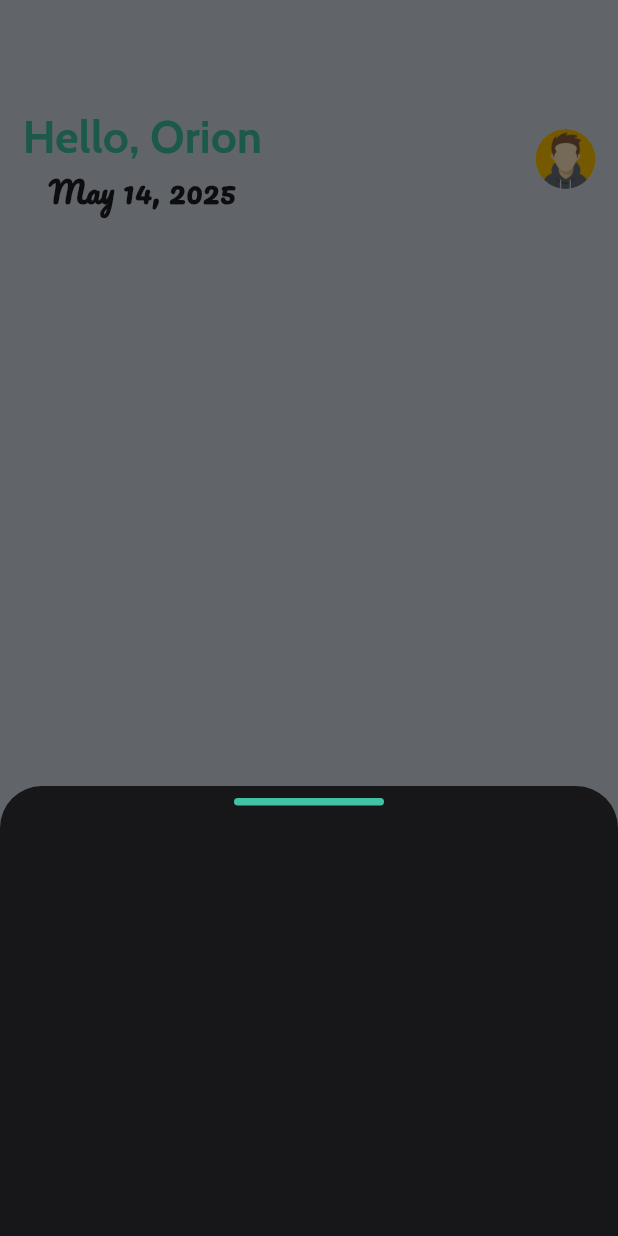
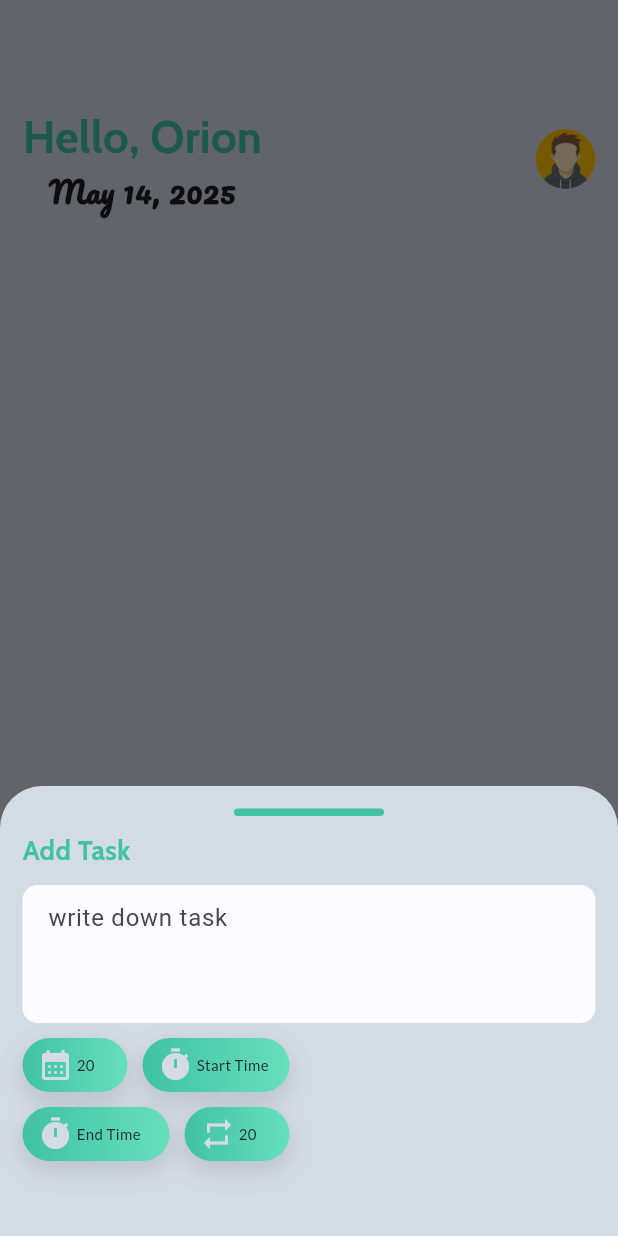
Before and after one commit to MyintMyatt/todolist, a Flutter app: the HomeScreen screen opened directly, after a tap on an icon or button, on a phone screen of 412 x 824 dp. Run offline on Flutter 3.47's test engine with Material 3 defaults, Android fonts, the light colour scheme and no system bars; our stand-ins replace flutter_advanced_switch, flutter_svg, font_awesome_flutter, get, get_storage, google_fonts and 1 more; missing offline and left inert: duration_picker; accounts and stored records are empty.

Commit message:
Second commit

```diff
--- a/lib/screens/home.dart
+++ b/lib/screens/home.dart
@@ -34,7 +34,7 @@ class HomeScreen extends StatelessWidget {
         backgroundColor: AppThemeData.greenColor,
         shape: RoundedRectangleBorder(borderRadius: BorderRadius.circular(30)),
         onPressed: () {
-          bottomSheet(theme, themeService);
+          bottomSheet(context, theme, themeService);
         },
         child: Icon(
           CupertinoIcons.add,
--- a/lib/themes/theme.dart
+++ b/lib/themes/theme.dart
@@ -20,13 +20,21 @@ class AppThemeData{
    static const Color whiteBgColor= Color(0xffd3dbe4);
    static const Color whiteColor = Color(0xfffcfbfe);
    static const Color greenColor = Color(0xff40c2a3);
+   static const Color gradientGreenColor = Color(0xff66e0bb);
+
    static const Color orangeColor = Color(0xfffd543b);
 
    TextStyle get largeTitleStyle {
       return GoogleFonts.cabin(textStyle: TextStyle(color: AppThemeData.greenColor, fontSize: 30, fontWeight: FontWeight.bold));
    }
+   TextStyle get subTitleStyle {
+      return GoogleFonts.cabin(textStyle: TextStyle(color: AppThemeData.greenColor, fontSize: 18, fontWeight: FontWeight.bold));
+   }
    TextStyle get normalTitleStyle {
       return GoogleFonts.pacifico(textStyle: TextStyle( fontSize: 20, fontWeight: FontWeight.bold));
+   }
+   TextStyle get smallTextStyle {
+      return GoogleFonts.lato(textStyle: TextStyle( fontSize: 10, fontWeight: FontWeight.normal, color: AppThemeData.blackColor));
    }
 
    TextStyle get buttonTextStyle {
--- a/lib/widgets/bottom_sheet.dart
+++ b/lib/widgets/bottom_sheet.dart
@@ -1,26 +1,72 @@
 import 'package:flutter/cupertino.dart';
+import 'package:flutter/material.dart';
 import 'package:get/get.dart';
 import 'package:todolists/services/theme_service.dart';
 import 'package:todolists/themes/theme.dart';
+import 'package:todolists/widgets/datepicker.dart';
+import 'package:todolists/widgets/reminder.dart';
+import 'package:todolists/widgets/time_small_widgets.dart';
 
-bottomSheet(AppThemeData theme, ThemeService themeService) {
+bottomSheet(BuildContext context,AppThemeData theme, ThemeService themeService) {
   Get.bottomSheet(
-    elevation: 10,
-      backgroundColor: AppThemeData.blackBgColor,
+      elevation: 20,
+      backgroundColor: Get.isDarkMode
+          ? AppThemeData.blackBgColor
+          : AppThemeData.whiteBgColor,
       SizedBox(
         width: double.infinity,
         height: 300,
         child: Padding(
-      padding: const EdgeInsets.all(8.0),
+          padding: const EdgeInsets.all(15.0),
           child: Column(
+            crossAxisAlignment: CrossAxisAlignment.start,
+            spacing: 10,
             children: [
-          Container(
+              Center(
+                child: Container(
                   width: 100,
                   height: 5,
                   decoration: BoxDecoration(
                       color: AppThemeData.greenColor,
-              borderRadius: BorderRadius.circular(20)
+                      borderRadius: BorderRadius.circular(20)),
                 ),
+              ),
+              Text(
+                'Add Task',
+                style: theme.subTitleStyle,
+              ),
+              TextFormField(
+                maxLines: 3,
+                cursorColor: AppThemeData.greenColor,
+                decoration: InputDecoration(
+                    hintText: 'write down task',
+                    contentPadding:
+                        EdgeInsets.symmetric(horizontal: 13, vertical: 10),
+                    filled: true,
+                    fillColor: Get.isDarkMode
+                        ? AppThemeData.blackColor
+                        : AppThemeData.whiteColor,
+                    border: OutlineInputBorder(
+                        borderSide: BorderSide.none,
+                        borderRadius: BorderRadius.circular(10))),
+              ),
+              Column(
+                spacing: 10,
+                children: [
+                  Row(
+                    spacing: 10,
+                    children: [
+                      timeSmallWidget(fun: (){datePicker(context: context);}, icon: Icons.calendar_month_rounded, textWidget: Text('20',style: theme.smallTextStyle,)),
+                      timeSmallWidget(fun: (){}, icon: Icons.timer, width: 98, textWidget: Text('Start Time',style: theme.smallTextStyle,)),
+                    ],
+                  ),Row(
+                    spacing: 10,
+                    children: [
+                      timeSmallWidget(fun: (){}, icon: Icons.timer, width: 98, textWidget: Text('End Time',style: theme.smallTextStyle,)),
+                      timeSmallWidget(fun: (){pickReminderTime(context);}, icon: Icons.repeat, textWidget: Text('20',style: theme.smallTextStyle,)),
+                    ],
+                  ),
+                ],
               )
             ],
           ),
--- /dev/null
+++ b/lib/widgets/datepicker.dart
@@ -0,0 +1,11 @@
+import 'package:flutter/material.dart';
+import 'package:todolists/themes/theme.dart';
+
+Future<DateTime?> datePicker({required BuildContext context}) async {
+  return await showDatePicker(
+      context: context,
+      initialDate: DateTime.now(),
+      barrierColor: AppThemeData.greenColor.withValues(alpha: 0.2),
+      firstDate: DateTime(2000),
+      lastDate: DateTime(2100));
+}
--- /dev/null
+++ b/lib/widgets/reminder.dart
@@ -0,0 +1,10 @@
+import 'package:duration_picker/duration_picker.dart';
+import 'package:flutter/cupertino.dart';
+
+Future<Duration?> pickReminderTime(BuildContext context) async {
+  Duration? reminder = await showDurationPicker(
+    context: context,
+    initialTime: Duration(minutes: 10),
+  );
+  return reminder;
+}
--- /dev/null
+++ b/lib/widgets/time_small_widgets.dart
@@ -0,0 +1,46 @@
+import 'package:flutter/material.dart';
+import 'package:get/get.dart';
+import 'package:todolists/themes/theme.dart';
+
+Widget timeSmallWidget(
+    {required Function() fun,
+    required IconData icon,
+    double? width,
+    Text? textWidget}) {
+  return GestureDetector(
+    onTap: fun,
+    child: Container(
+        padding: EdgeInsets.symmetric(horizontal: 10, vertical: 5),
+        width: width ?? 70,
+        height: 36,
+        alignment: Alignment.centerRight,
+        decoration: BoxDecoration(
+            gradient: LinearGradient(colors: [ // your current green
+              AppThemeData.greenColor, // your current green
+              AppThemeData.gradientGreenColor, // your current green
+
+            ]),
+            borderRadius: BorderRadius.circular(20),
+            boxShadow: [
+              BoxShadow(
+                color: Colors.black.withValues(alpha: 0.1),
+                spreadRadius: 2,
+                blurRadius: 12,
+                offset: Offset(0, 6),
+              )
+              // soft drop shadow
+            ]),
+        child: Row(
+          spacing: 2,
+          children: [
+            Icon(
+              icon,
+              color: Get.isDarkMode
+                  ? AppThemeData.blackBgColor
+                  : AppThemeData.whiteBgColor,
+            ),
+            textWidget ?? Container()
+          ],
+        )),
+  );
+}
--- a/pubspec.yaml
+++ b/pubspec.yaml
@@ -43,6 +43,7 @@ dependencies:
   sqflite: ^2.4.1
   path: ^1.9.0
   intl: ^0.20.2
+  duration_picker: ^1.2.0
 
 dev_dependencies:
   flutter_test:
```
Also changed, not shown: pubspec.lock, 125 other files. Lines whose indentation alone changed are shown as unchanged.
